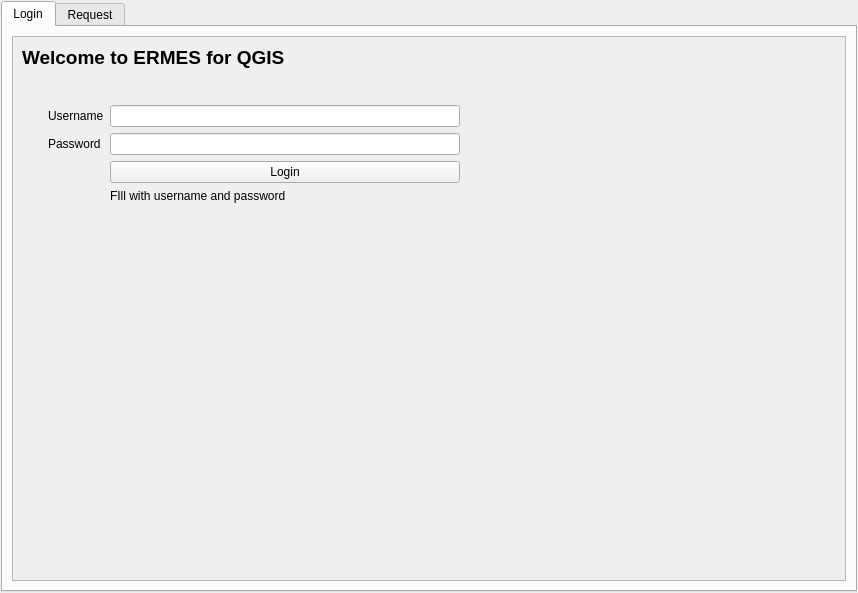
This is ermes_qgis_dialog_base.ui in links-ads/ermes-mapping-plugin as Qt 5 draws it before an edit. The edited form follows.
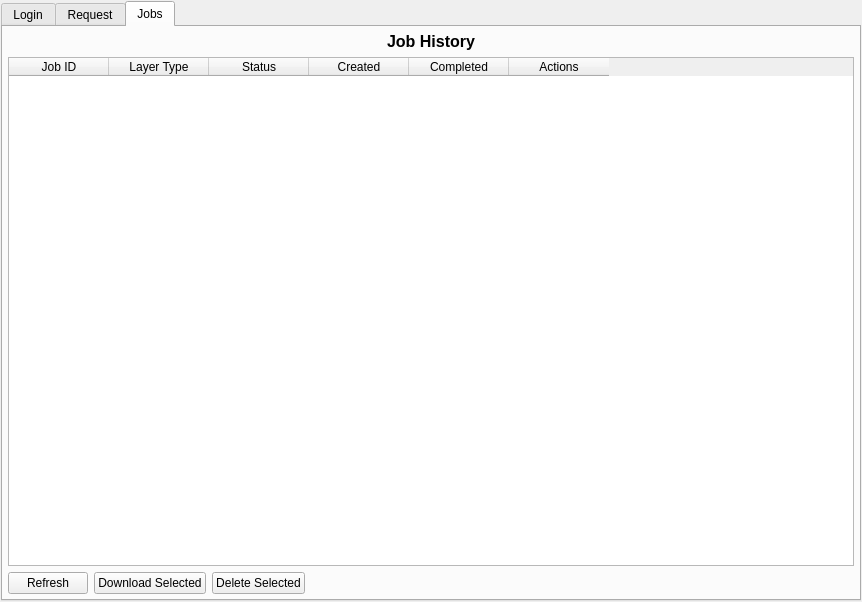
This is the edited form. Custom widgets are drawn as their Qt base class.

Commit message: added jobs tab in widget and its logic

Patch:
```diff
--- a/ermes_qgis_dialog_base.ui
+++ b/ermes_qgis_dialog_base.ui
@@ -6,8 +6,8 @@
    <rect>
     <x>0</x>
     <y>0</y>
-    <width>858</width>
-    <height>593</height>
+    <width>862</width>
+    <height>602</height>
    </rect>
   </property>
   <property name="windowTitle">
@@ -38,7 +38,7 @@
          </sizepolicy>
         </property>
         <property name="currentIndex">
-         <number>0</number>
+         <number>2</number>
         </property>
         <widget class="QWidget" name="loginTab">
          <property name="mouseTracking">
@@ -70,8 +70,8 @@
               <rect>
                <x>0</x>
                <y>0</y>
-               <width>828</width>
-               <height>521</height>
+               <width>832</width>
+               <height>530</height>
               </rect>
              </property>
              <layout class="QGridLayout" name="gridLayout_8">
@@ -1106,6 +1106,125 @@
           </item>
          </layout>
         </widget>
+        <widget class="QWidget" name="jobsTab">
+         <attribute name="title">
+          <string>Jobs</string>
+         </attribute>
+         <layout class="QVBoxLayout" name="jobsLayout">
+          <property name="leftMargin">
+           <number>5</number>
+          </property>
+          <property name="topMargin">
+           <number>5</number>
+          </property>
+          <property name="rightMargin">
+           <number>5</number>
+          </property>
+          <property name="bottomMargin">
+           <number>5</number>
+          </property>
+          <item>
+           <widget class="QLabel" name="jobsTitleLabel">
+            <property name="text">
+             <string>&lt;html&gt;&lt;head/&gt;&lt;body&gt;&lt;p&gt;&lt;span style=&quot; font-size:12pt; font-weight:600;&quot;&gt;Job History&lt;/span&gt;&lt;/p&gt;&lt;/body&gt;&lt;/html&gt;</string>
+            </property>
+            <property name="alignment">
+             <set>Qt::AlignCenter</set>
+            </property>
+           </widget>
+          </item>
+          <item>
+           <widget class="QTableWidget" name="jobsTableWidget">
+            <property name="sizePolicy">
+             <sizepolicy hsizetype="Expanding" vsizetype="Expanding">
+              <horstretch>0</horstretch>
+              <verstretch>0</verstretch>
+             </sizepolicy>
+            </property>
+            <property name="alternatingRowColors">
+             <bool>true</bool>
+            </property>
+            <property name="selectionBehavior">
+             <enum>QAbstractItemView::SelectRows</enum>
+            </property>
+            <property name="sortingEnabled">
+             <bool>true</bool>
+            </property>
+            <property name="cornerButtonEnabled">
+             <bool>false</bool>
+            </property>
+            <column>
+             <property name="text">
+              <string>Job ID</string>
+             </property>
+            </column>
+            <column>
+             <property name="text">
+              <string>Layer Type</string>
+             </property>
+            </column>
+            <column>
+             <property name="text">
+              <string>Status</string>
+             </property>
+            </column>
+            <column>
+             <property name="text">
+              <string>Created</string>
+             </property>
+            </column>
+            <column>
+             <property name="text">
+              <string>Completed</string>
+             </property>
+            </column>
+            <column>
+             <property name="text">
+              <string>Actions</string>
+             </property>
+            </column>
+           </widget>
+          </item>
+          <item>
+           <layout class="QHBoxLayout" name="jobsButtonLayout">
+            <item>
+             <widget class="QPushButton" name="refreshJobsButton">
+              <property name="text">
+               <string>Refresh</string>
+              </property>
+             </widget>
+            </item>
+            <item>
+             <widget class="QPushButton" name="downloadJobButton">
+              <property name="text">
+               <string>Download Selected</string>
+              </property>
+             </widget>
+            </item>
+            <item>
+             <widget class="QPushButton" name="deleteJobButton">
+              <property name="text">
+               <string>Delete Selected</string>
+              </property>
+             </widget>
+            </item>
+            <item>
+             <spacer name="jobsHorizontalSpacer">
+              <property name="orientation">
+               <enum>Qt::Horizontal</enum>
+              </property>
+              <property name="sizeHint" stdset="0">
+               <size>
+                <width>40</width>
+                <height>20</height>
+               </size>
+              </property>
+             </spacer>
+            </item>
+           </layout>
+          </item>
+         </layout>
+        </widget>
        </widget>
       </item>
      </layout>
```
Left out of the diff: 4 changed lines with no effect on the pictures. The commit also changes 1 other file.
